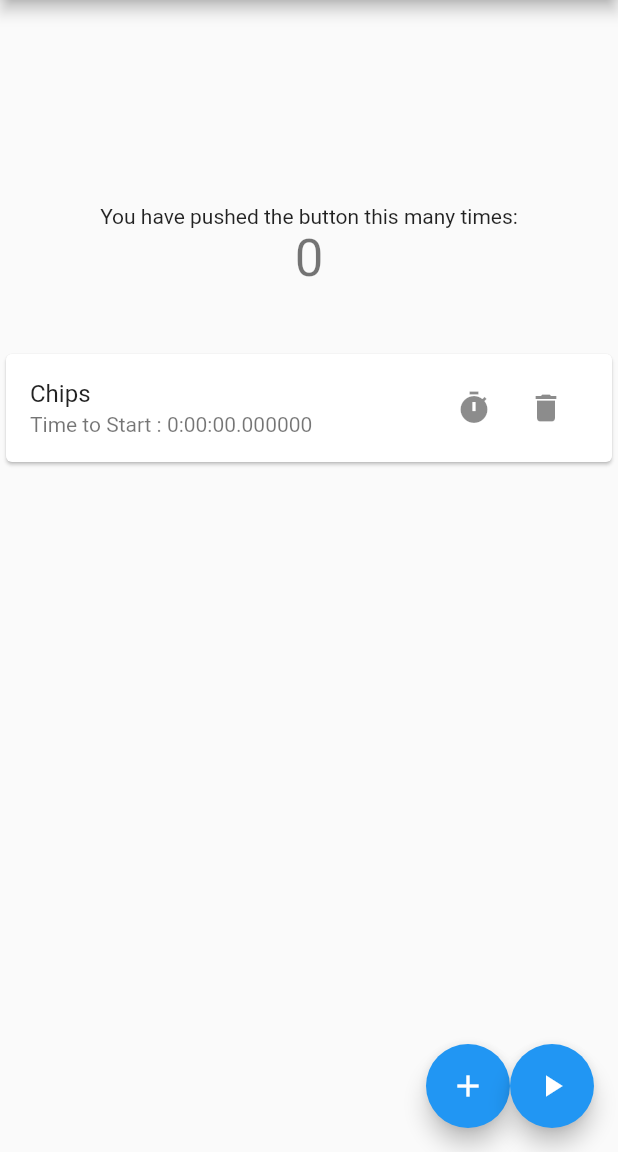
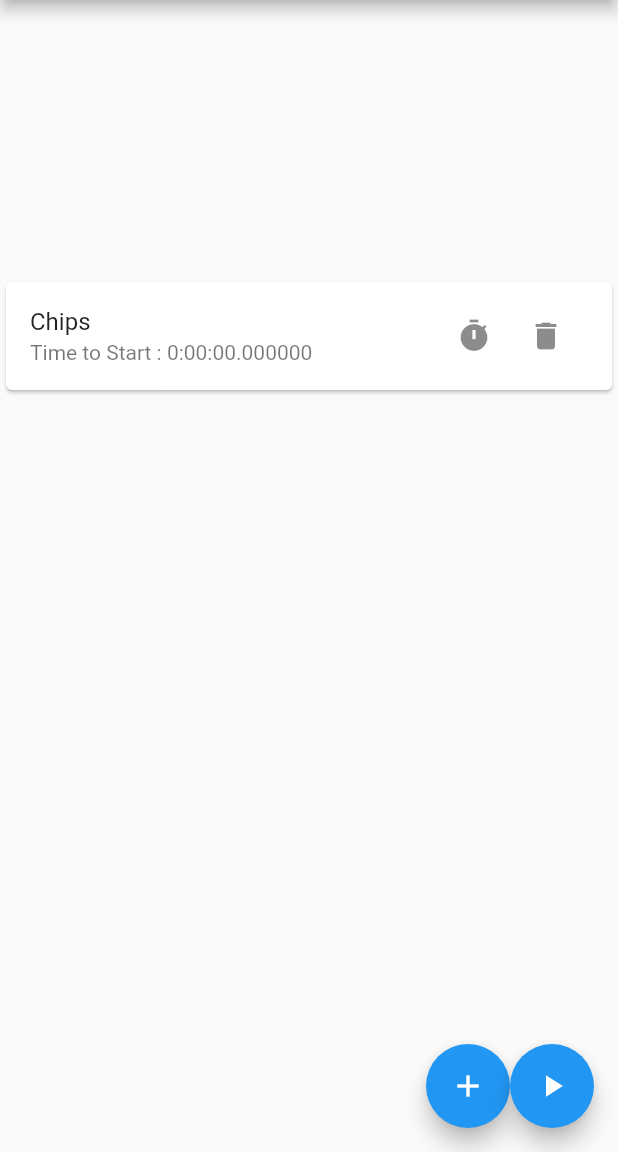
Before and after one commit to BlackAngryDog/all_together_cooking_timer, a Flutter app: the screen it shows after launch, after a tap on the "delete" icon, on a phone screen of 412 x 824 dp, the part 84-1236 px from its top. Run offline on Flutter 3.47's test engine with Material 2 defaults, Android fonts, the phone set to English and light mode, and no system bars; missing offline and left inert: flutter_picker.

Commit message:
reformatting widget - broken everythig

```diff
--- a/lib/main.dart
+++ b/lib/main.dart
@@ -1,5 +1,6 @@
 import 'package:all_together_cooking_timer/model/timer.dart';
 import 'package:all_together_cooking_timer/widgets/edit_timer.dart';
+import 'package:all_together_cooking_timer/widgets/timer_list.dart';
 
 import 'package:flutter/material.dart';
 
@@ -35,10 +36,8 @@ class MyHomePage extends StatefulWidget {
 }
 
 class _MyHomePageState extends State<MyHomePage> {
-  int _counter = 0;
-  String _timer = '';
-
   final TimerGroup _currMeal = TimerGroup();
+  final timerHomeKey = GlobalKey<TimerHomeState>();
 
   _MyHomePageState() {
     _initState();
@@ -53,47 +52,6 @@ class _MyHomePageState extends State<MyHomePage> {
         const Duration(minutes: 0, seconds: 15)));
   }
 
-  void _incrementCounter() {
-    _currMeal.StartTimer(_timerUpdate);
-    print("est");
-    setState(() {
-      _counter--;
-    });
-  }
-
-  void _timerUpdate(TimerGroup meal) {
-    setState(() {
-      _timer = meal.getTotalTimeLeft().toString();
-    });
-  }
-
-  void _addItemPressed(BuildContext ctx, TimerItem timer) {
-    showModalBottomSheet(
-        context: ctx,
-        builder: (_) {
-          return GestureDetector(
-            child: EditTimer(_onTimerAdded, timer),
-            onTap: () {},
-            behavior: HitTestBehavior.opaque,
-          );
-        });
-  }
-
-  void _onDeletePressed(TimerItem timer) {
-    setState(() {
-      // TODO - add new time or update timer
-      _currMeal.removeTimer(timer);
-    });
-  }
-
-  void _onTimerAdded(TimerItem newTimer) {
-    _currMeal.addTimer(newTimer);
-    setState(() {
-      // TODO - add new time or update timer
-      _timer = _currMeal.getTotalTimeLeft().toString();
-    });
-  }
-
   @override
   Widget build(BuildContext context) {
     // This method is rerun every time setState is called, for instance as done
@@ -102,97 +60,21 @@ class _MyHomePageState extends State<MyHomePage> {
     // The Flutter framework has been optimized to make rerunning build methods
     // fast, so that you can just rebuild anything that needs updating rather
     // than having to individually change instances of widgets.
+
     return Scaffold(
       appBar: AppBar(
         // Here we take the value from the MyHomePage object that was created by
         // the App.build method, and use it to set our appbar title.
         title: Text(widget.title),
       ),
-      body: Center(
-        // Center is a layout widget. It takes a single child and positions it
-        // in the middle of the parent.
-        child: Column(
-          // Column is also a layout widget. It takes a list of children and
-          // arranges them vertically. By default, it sizes itself to fit its
-          // children horizontally, and tries to be as tall as its parent.
-          //
-          // Invoke "debug painting" (press "p" in the console, choose the
-          // "Toggle Debug Paint" action from the Flutter Inspector in Android
-          // Studio, or the "Toggle Debug Paint" command in Visual Studio Code)
-          // to see the wireframe for each widget.
-          //
-          // Column has various properties to control how it sizes itself and
-          // how it positions its children. Here we use mainAxisAlignment to
-          // center the children vertically; the main axis here is the vertical
-          // axis because Columns are vertical (the cross axis would be
-          // horizontal).
-          mainAxisAlignment: MainAxisAlignment.center,
-          children: <Widget>[
-            const Text(
-              'You have pushed the button this many times:',
-            ),
-            Text(
-              '$_counter',
-              style: Theme.of(context).textTheme.headline4,
-            ),
-            Text(
-              '$_timer',
-              style: Theme.of(context).textTheme.headline4,
-            ),
-            Container(
-              height: 400,
-              child: _currMeal.ingredients.isEmpty
-                  ? Text("No Data")
-                  : ListView.builder(
-                      itemBuilder: (ctx, index) {
-                        return Card(
-                          child: ListTile(
-                            title: Text(
-                              _currMeal.ingredients[index].title,
-                            ),
-                            subtitle: Text(
-                              _currMeal.ingredients[index].getTimerText(),
-                            ),
-                            trailing: SizedBox(
-                              width: 100,
-                              child: Row(
-                                children: [
-                                  IconButton(
-                                    onPressed: () {
-                                      _addItemPressed(
-                                        ctx,
-                                        _currMeal.ingredients[index],
-                                      );
-                                    },
-                                    icon: const Icon(Icons.timer),
-                                  ),
-                                  IconButton(
-                                    onPressed: () {
-                                      _onDeletePressed(
-                                        _currMeal.ingredients[index],
-                                      );
-                                    },
-                                    icon: const Icon(Icons.delete),
-                                  ),
-                                ],
-                              ),
-                            ),
-                          ),
-                        );
-                      },
-                      itemCount: _currMeal.ingredients.length,
-                    ),
-            )
-          ],
-        ),
-      ),
+      body: TimerHome(_currMeal),
       floatingActionButton: Row(
         mainAxisAlignment: MainAxisAlignment.end,
         children: [
           Visibility(
             visible: !_currMeal.isRunning,
             child: FloatingActionButton(
-              onPressed: () => _addItemPressed(
+              onPressed: () => timerHomeKey.currentState!.addItemPressed(
                 context,
                 TimerItem('_title', Duration.zero, Duration.zero),
               ),
@@ -203,7 +85,7 @@ class _MyHomePageState extends State<MyHomePage> {
           FloatingActionButton(
             onPressed: () => {
               if (!_currMeal.isRunning)
-                {_currMeal.StartTimer(_timerUpdate)}
+                {_currMeal.StartTimer(timerHomeKey.currentState!.timerUpdate)}
               else
                 {_currMeal.PauseTimer()}
             },
--- a/lib/model/timer_group.dart
+++ b/lib/model/timer_group.dart
@@ -49,7 +49,7 @@ class TimerGroup {
     return _timer.elapsed - getTotalTime();
   }
 
-  void StartTimer(Function(TimerGroup _meal) callBack) {
+  void StartTimer(Function(TimerGroup _meal)? callBack) {
     _timer.start();
     print("start");
     Timer.periodic(const Duration(microseconds: 100), (Timer timer) {
@@ -63,7 +63,8 @@ class TimerGroup {
         i.updateTimer(_timer.elapsed);
       }
 
-      callBack(this);
+      if (callBack != null) callBack(this);
+
       if (_timer.elapsed > getTotalTime()) {
         timer.cancel();
       }
--- /dev/null
+++ b/lib/widgets/timer_list.dart
@@ -0,0 +1,105 @@
+import 'package:all_together_cooking_timer/model/timer.dart';
+import 'package:all_together_cooking_timer/model/timer_group.dart';
+import 'package:all_together_cooking_timer/widgets/edit_timer.dart';
+import 'package:flutter/material.dart';
+
+class TimerHome extends StatefulWidget {
+  final TimerGroup _currMeal;
+
+  const TimerHome(this._currMeal, {Key? key}) : super(key: key);
+
+  @override
+  TimerHomeState createState() => TimerHomeState();
+}
+
+class TimerHomeState extends State<TimerHome> {
+  String _timer = '';
+
+  void timerUpdate(TimerGroup meal) {
+    setState(() {
+      _timer = meal.getTotalTimeLeft().toString();
+    });
+  }
+
+  void _onDeletePressed(TimerItem timer) {
+    setState(() {
+      // TODO - add new time or update timer
+      widget._currMeal.removeTimer(timer);
+    });
+  }
+
+  void onTimerAdded(TimerItem newTimer) {
+    widget._currMeal.addTimer(newTimer);
+    setState(() {
+      // TODO - add new time or update timer
+      _timer = widget._currMeal.getTotalTimeLeft().toString();
+    });
+  }
+
+  void addItemPressed(BuildContext ctx, TimerItem timer) {
+    showModalBottomSheet(
+        context: ctx,
+        builder: (_) {
+          return GestureDetector(
+            child: EditTimer(onTimerAdded, timer),
+            onTap: () {},
+            behavior: HitTestBehavior.opaque,
+          );
+        });
+  }
+
+  @override
+  Widget build(BuildContext context) {
+    return Center(
+      child: Column(
+        mainAxisAlignment: MainAxisAlignment.center,
+        children: <Widget>[
+          Container(
+            height: 400,
+            child: widget._currMeal.ingredients.isEmpty
+                ? Text("No Data")
+                : ListView.builder(
+                    itemBuilder: (ctx, index) {
+                      return Card(
+                        child: ListTile(
+                          title: Text(
+                            widget._currMeal.ingredients[index].title,
+                          ),
+                          subtitle: Text(
+                            widget._currMeal.ingredients[index].getTimerText(),
+                          ),
+                          trailing: SizedBox(
+                            width: 100,
+                            child: Row(
+                              children: [
+                                IconButton(
+                                  onPressed: () {
+                                    addItemPressed(
+                                      ctx,
+                                      widget._currMeal.ingredients[index],
+                                    );
+                                  },
+                                  icon: const Icon(Icons.timer),
+                                ),
+                                IconButton(
+                                  onPressed: () {
+                                    _onDeletePressed(
+                                      widget._currMeal.ingredients[index],
+                                    );
+                                  },
+                                  icon: const Icon(Icons.delete),
+                                ),
+                              ],
+                            ),
+                          ),
+                        ),
+                      );
+                    },
+                    itemCount: widget._currMeal.ingredients.length,
+                  ),
+          )
+        ],
+      ),
+    );
+  }
+}
```
Also changed, not shown: pubspec.lock.
